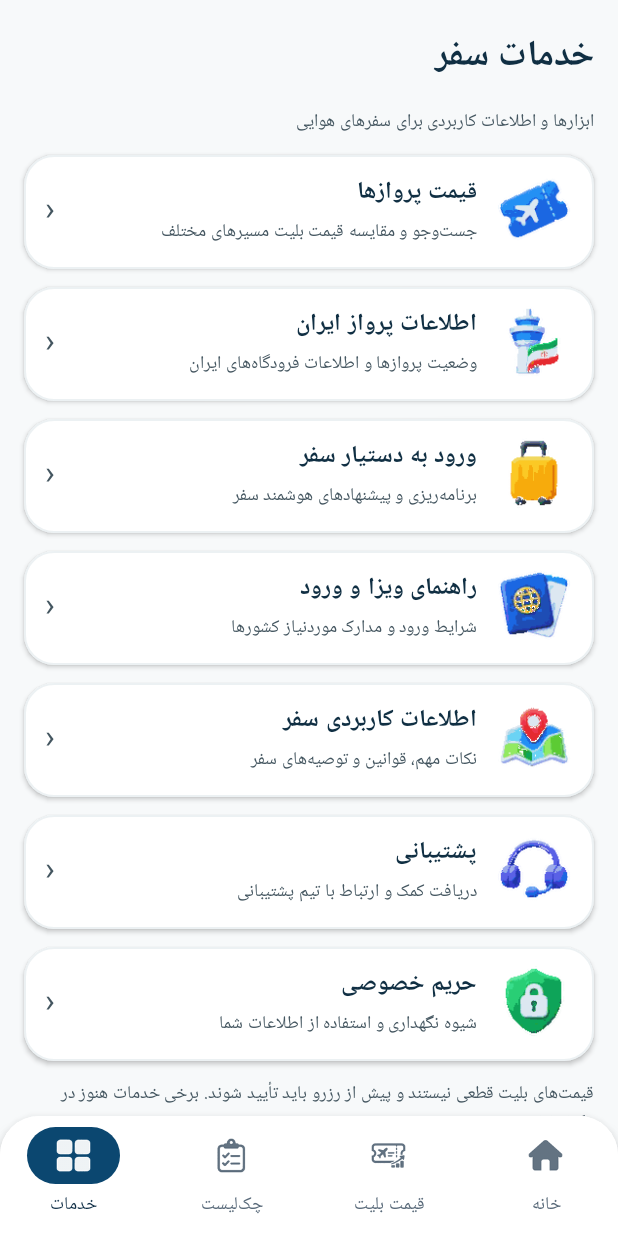
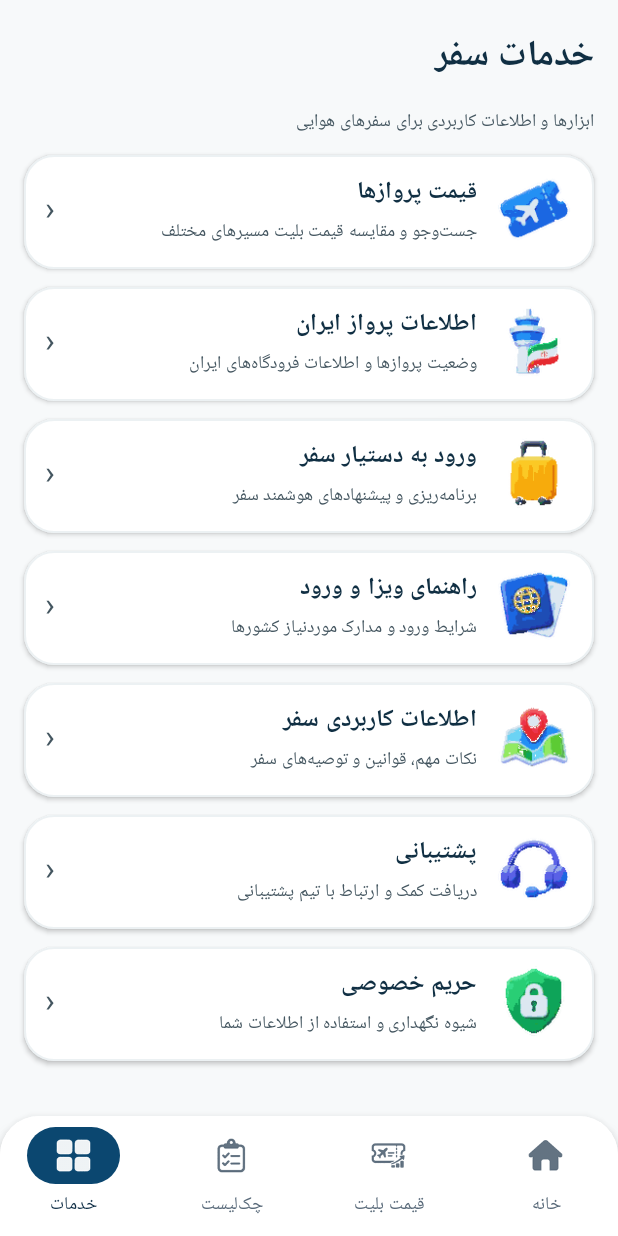
Before and after one commit to abolfazl260/flightiranbot24, an Android app built with Jetpack Compose: the screen it shows after launch (MainActivity), item 4 of the bottom bar chosen, on a phone screen of 412 x 824 dp. Run offline under Robolectric (Android 15) with nearby library versions, the light colour scheme and no system bars; 1 statement that could not run was skipped.

Commit message:
fix(android): remove bottom notice from Services and Home (#145)
* fix(android): remove notice from home and services UI

* chore(android): remove unused notice string resource

* chore(android): remove unused notice string resource

```diff
--- a/android/app/src/main/java/com/abolfazl260/flightiranbot24/MainActivity.kt
+++ b/android/app/src/main/java/com/abolfazl260/flightiranbot24/MainActivity.kt
@@ -45,7 +45,6 @@ import androidx.compose.ui.graphics.FilterQuality
 import androidx.compose.ui.graphics.ImageBitmap
 import androidx.compose.ui.res.stringResource
 import androidx.compose.ui.text.font.FontWeight
-import androidx.compose.ui.text.style.TextAlign
 import androidx.compose.ui.text.style.TextOverflow
 import androidx.compose.ui.unit.dp
 import androidx.compose.ui.unit.IntOffset
@@ -223,13 +222,6 @@ internal fun TravelHomeScreen(
                         }
                 }
             }
-            Text(
-                stringResource(R.string.notice),
-                style = MaterialTheme.typography.bodySmall,
-                color = MaterialTheme.colorScheme.onSurfaceVariant,
-                textAlign = TextAlign.Start,
-                modifier = Modifier.fillMaxWidth().padding(bottom = 12.dp),
-            )
         }
     }
 }
--- a/android/app/src/main/res/values/strings.xml
+++ b/android/app/src/main/res/values/strings.xml
@@ -3,7 +3,6 @@
     <string name="app_name">Flight Iran Bot 24</string>
     <string name="welcome_title">سفر، ساده‌تر از همیشه</string>
     <string name="welcome_description">قیمت پرواز، برنامه‌ریزی سفر و خدمات موردنیاز در یک مکان.</string>
-    <string name="notice">قیمت‌های بلیت قطعی نیستند و پیش از رزرو باید تأیید شوند. برخی خدمات هنوز در تلگرام ارائه می‌شوند.</string>
     <string name="home_offline_heading">برای سفر آماده شو</string>
     <string name="home_online_heading">خدمات بیشتر</string>
     <string name="open_bot">ورود به دستیار سفر</string>
```
Also changed, not shown: 1 other file.
